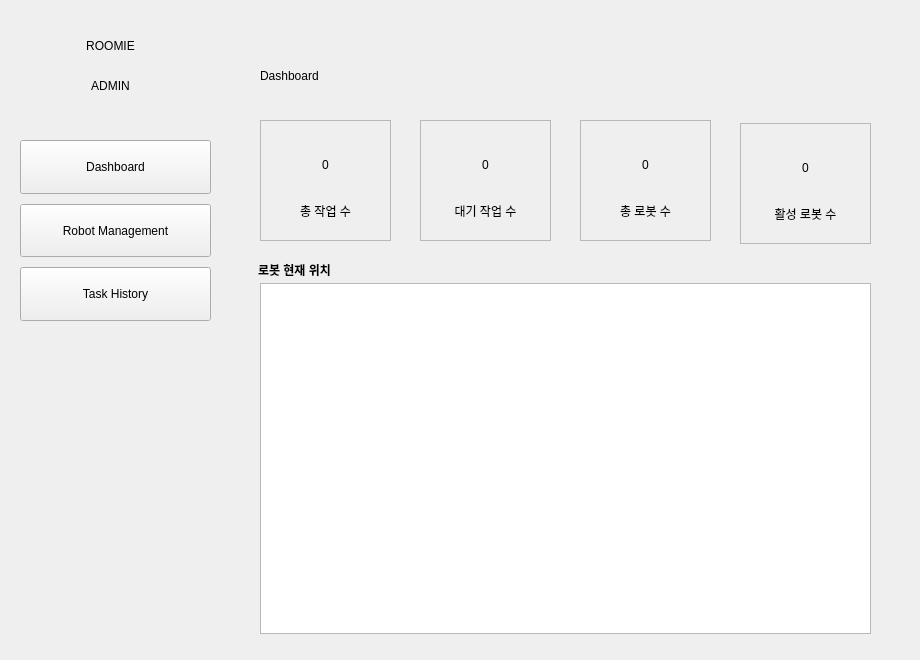
Qt form ros2_ws/src/roomie_agui/roomie_agui/admin_gui.ui (TheMomentLab/Roomie) before a commit.
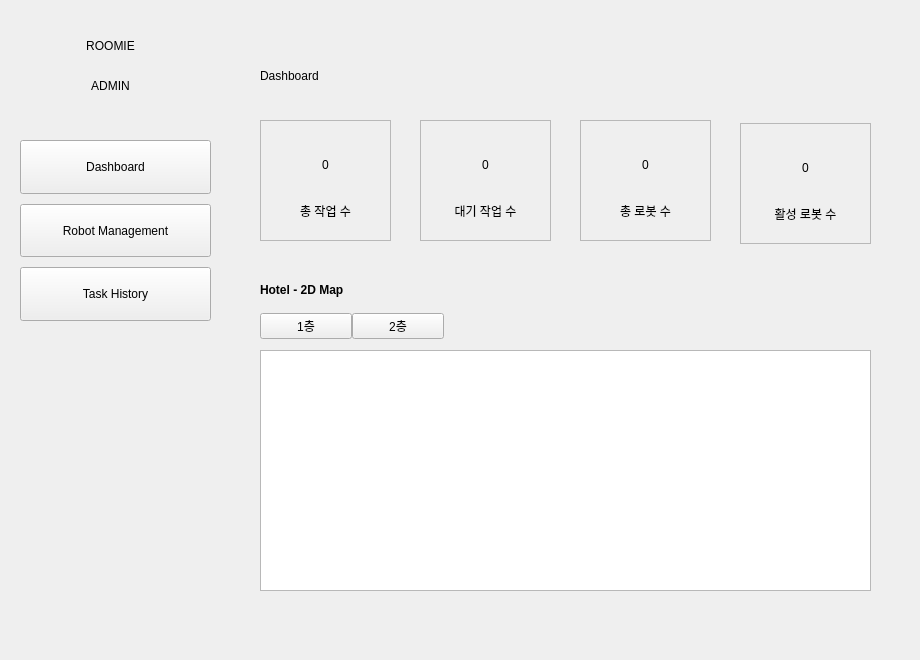
The same form after that commit. Custom widgets are drawn as their Qt base class.

Diff of the .ui file:
```diff
--- a/ros2_ws/src/roomie_agui/roomie_agui/admin_gui.ui
+++ b/ros2_ws/src/roomie_agui/roomie_agui/admin_gui.ui
@@ -88,13 +88,13 @@
        </property>
       </widget>
      </widget>
-     <widget class="QGraphicsView" name="map">
+     <widget class="MapView" name="dashboard_map">
       <property name="geometry">
        <rect>
         <x>40</x>
-        <y>283</y>
+        <y>350</y>
         <width>611</width>
-        <height>351</height>
+        <height>241</height>
        </rect>
       </property>
      </widget>
@@ -245,16 +245,45 @@
      <widget class="QLabel" name="label_robotlocation">
       <property name="geometry">
        <rect>
-        <x>38</x>
-        <y>260</y>
+        <x>40</x>
+        <y>280</y>
         <width>291</width>
         <height>21</height>
        </rect>
       </property>
       <property name="text">
-       <string>&lt;html&gt;&lt;head/&gt;&lt;body&gt;&lt;p&gt;&lt;span style=&quot; font-weight:700;&quot;&gt;로봇 현재 위치&lt;/span&gt;&lt;/p&gt;&lt;/body&gt;&lt;/html&gt;</string>
+       <string>&lt;html&gt;&lt;head/&gt;&lt;body&gt;&lt;p&gt;&lt;span style=&quot; font-weight:704;&quot;&gt;Hotel - 2D Map&lt;/span&gt;&lt;/p&gt;&lt;/body&gt;&lt;/html&gt;</string>
       </property>
      </widget>
+     <widget class="QWidget" name="horizontalLayoutWidget">
+      <property name="geometry">
+       <rect>
+        <x>40</x>
+        <y>310</y>
+        <width>184</width>
+        <height>33</height>
+       </rect>
+      </property>
+      <layout class="QHBoxLayout" name="horizontalLayout">
+       <property name="spacing">
+        <number>0</number>
+       </property>
+       <item>
+        <widget class="QPushButton" name="btn_floor1">
+         <property name="text">
+          <string>1층</string>
+         </property>
+        </widget>
+       </item>
+       <item>
+        <widget class="QPushButton" name="btn_floor2">
+         <property name="text">
+          <string>2층</string>
+         </property>
+        </widget>
+       </item>
+      </layout>
+     </widget>
     </widget>
     <widget class="QWidget" name="page_rm">
      <widget class="QLabel" name="label_rm">
@@ -815,6 +844,13 @@
    </widget>
   </widget>
  </widget>
+ <customwidgets>
+  <customwidget>
+   <class>MapView</class>
+   <extends>QGraphicsView</extends>
+   <header>roomie_agui</header>
+  </customwidget>
+ </customwidgets>
  <resources/>
  <connections/>
 </ui>
```
